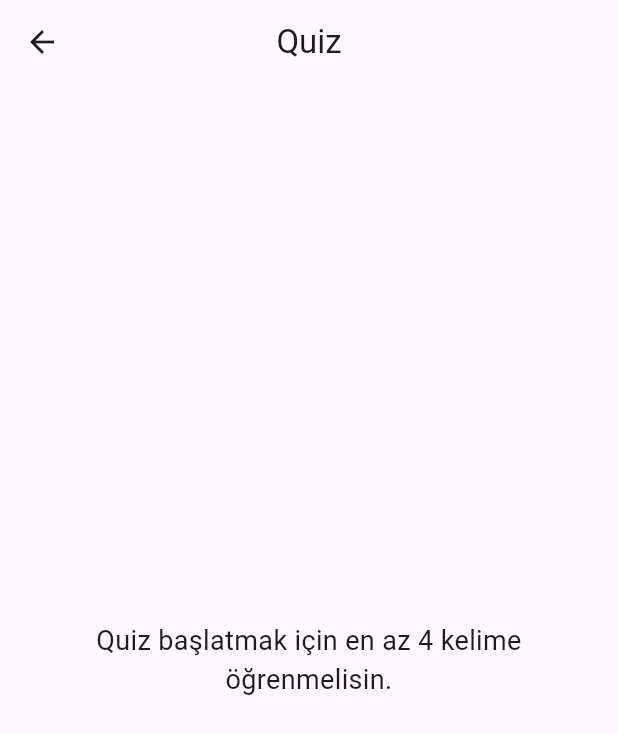
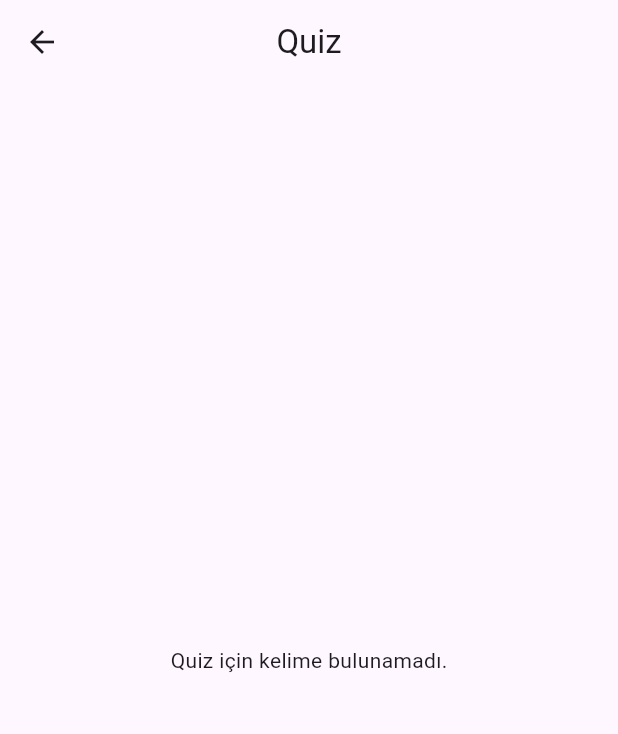
Before and after one commit to melisayildirm/daily-english-vocabulary, a Flutter app: the QuizScreen screen opened directly, on a phone screen of 412 x 824 dp. Shown: the top 734 px of the screen. Run offline on Flutter 3.47's test engine with Material 3 defaults, Android fonts, the phone set to English and light mode, and no system bars.

Commit message:
fix: allow retry quiz with fewer than four wrong words

```diff
--- a/lib/screens/quiz/quiz_screen.dart
+++ b/lib/screens/quiz/quiz_screen.dart
@@ -25,6 +25,8 @@ class _QuizScreenState extends State<QuizScreen> {
   int currentIndex = 0;
   int score = 0;
 
+  bool get isRetryQuiz => widget.quizWords != null;
+
   @override
   void initState() {
     super.initState();
@@ -32,7 +34,7 @@ class _QuizScreenState extends State<QuizScreen> {
     quizWords = widget.quizWords ?? List.from(WordService.getLearnedWords());
     quizWords.shuffle();
 
-    if (quizWords.length >= 4) {
+    if (quizWords.isNotEmpty) {
       prepareQuestion();
     }
   }
@@ -42,9 +44,10 @@ class _QuizScreenState extends State<QuizScreen> {
 
     final random = Random();
 
-    final wrongOptions = quizWords
+    final wrongOptions = WordService.getLearnedWords()
         .where((word) => word.id != currentWord.id)
         .map((word) => word.meaning)
+        .toSet()
         .toList()
       ..shuffle(random);
 
@@ -96,7 +99,9 @@ class _QuizScreenState extends State<QuizScreen> {
           content: SizedBox(
             width: double.maxFinite,
             child: wrongWords.isEmpty
-                ? Text('Harika! Tüm cevapların doğru.\nSkorun: $score / ${quizWords.length}')
+                ? Text(
+                    'Harika! Tüm cevapların doğru.\nSkorun: $score / ${quizWords.length}',
+                  )
                 : Column(
                     mainAxisSize: MainAxisSize.min,
                     crossAxisAlignment: CrossAxisAlignment.start,
@@ -127,7 +132,7 @@ class _QuizScreenState extends State<QuizScreen> {
                     context,
                     MaterialPageRoute(
                       builder: (context) => QuizScreen(
-                        quizWords: wrongWords,
+                        quizWords: List.from(wrongWords),
                       ),
                     ),
                   );
@@ -149,7 +154,19 @@ class _QuizScreenState extends State<QuizScreen> {
 
   @override
   Widget build(BuildContext context) {
-    if (quizWords.length < 4) {
+    if (quizWords.isEmpty) {
+      return Scaffold(
+        appBar: AppBar(
+          title: const Text('Quiz'),
+          centerTitle: true,
+        ),
+        body: const Center(
+          child: Text('Quiz için kelime bulunamadı.'),
+        ),
+      );
+    }
+
+    if (!isRetryQuiz && quizWords.length < 4) {
       return Scaffold(
         appBar: AppBar(
           title: const Text('Quiz'),
@@ -170,7 +187,7 @@ class _QuizScreenState extends State<QuizScreen> {
 
     return Scaffold(
       appBar: AppBar(
-        title: const Text('Quiz'),
+        title: Text(isRetryQuiz ? 'Yanlışları Tekrar Et' : 'Quiz'),
         centerTitle: true,
       ),
       body: Padding(
```
